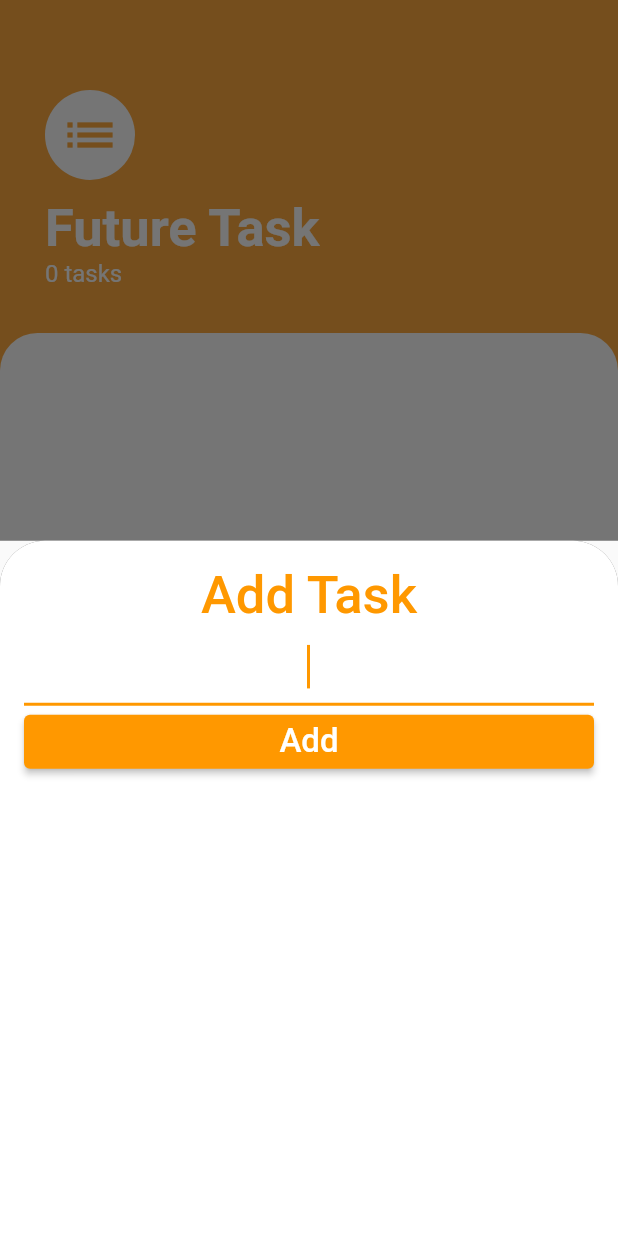
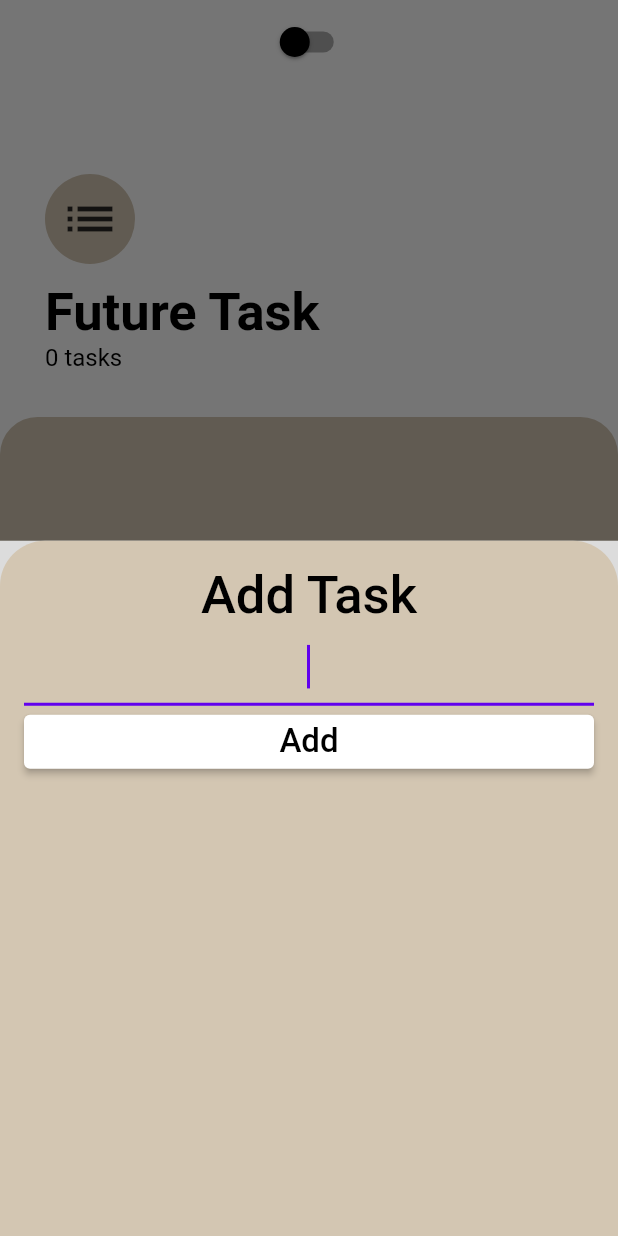
Before and after one commit to CPAD-Kishoreganj/future_task, a Flutter app: the screen it shows after launch, after a tap on the "add" icon, on a phone screen of 412 x 824 dp. Run offline on Flutter 3.47's test engine with Material 2 defaults, Android fonts, the light colour scheme and no system bars.

Commit message:
theme black and white

```diff
--- a/lib/main.dart
+++ b/lib/main.dart
@@ -1,4 +1,5 @@
 import 'package:flutter/material.dart';
+import 'package:future_task/providers/theme.dart';
 import '../providers/task_data.dart';
 import 'package:provider/provider.dart';
 import 'screens/task_screen.dart';
@@ -10,16 +11,27 @@ void main() {
 class MyApp extends StatelessWidget {
   @override
   Widget build(BuildContext context) {
-    return ChangeNotifierProvider(
-      create: (context) => TaskData(),
-      child: MaterialApp(
-        debugShowCheckedModeBanner: false,
-        title: 'Futute Task',
-        theme: ThemeData(
-          primarySwatch: Colors.orange,
+    return MultiProvider(
+      providers: [
+        ChangeNotifierProvider(
+          create: (context) => TaskData(),
         ),
-        home: TaskScreen(),
-      ),
+        ChangeNotifierProvider(
+          create: (context) => ThemeProvider(),
+          builder: (context, ch) {
+            final themeProvider = Provider.of<ThemeProvider>(context);
+
+            return MaterialApp(
+              debugShowCheckedModeBanner: false,
+              title: 'Futute Task',
+              themeMode: themeProvider.themeMode,
+              theme: MyThemes.lightTheme,
+              darkTheme: MyThemes.darkTheme,
+              home: TaskScreen(),
+            );
+          },
+        ),
+      ],
     );
   }
 }
--- /dev/null
+++ b/lib/providers/theme.dart
@@ -0,0 +1,48 @@
+import 'package:flutter/material.dart';
+import 'package:flutter/scheduler.dart';
+
+class ThemeProvider extends ChangeNotifier {
+  ThemeMode themeMode = ThemeMode.system;
+
+  bool get isDarkMode {
+    if (themeMode == ThemeMode.system) {
+      final brightness = SchedulerBinding.instance!.window.platformBrightness;
+      return brightness == Brightness.dark;
+    } else {
+      return themeMode == ThemeMode.dark;
+    }
+  }
+
+  void toggleTheme(bool isOn) {
+    themeMode = isOn ? ThemeMode.dark : ThemeMode.light;
+    notifyListeners();
+  }
+}
+
+class MyThemes {
+  static final darkTheme = ThemeData(
+    scaffoldBackgroundColor: Colors.grey.shade900,
+    primaryColor: Colors.black,
+    colorScheme: ColorScheme.dark(
+      secondary: Colors.grey,
+      onPrimary: Colors.grey,
+    ),
+    textTheme: TextTheme(
+      bodyMedium: TextStyle(color: Colors.white),
+    ),
+    iconTheme: IconThemeData(color: Colors.white),
+  );
+
+  static final lightTheme = ThemeData(
+    scaffoldBackgroundColor: Colors.white,
+    primaryColor: Colors.white,
+    colorScheme: ColorScheme.light(
+      secondary: Color.fromARGB(255, 211, 198, 178),
+      onPrimary: Color.fromARGB(255, 211, 198, 178),
+    ),
+    textTheme: TextTheme(
+      bodyMedium: TextStyle(color: Colors.black),
+    ),
+    iconTheme: IconThemeData(color: Colors.black, opacity: 0.8),
+  );
+}
--- a/lib/screens/task_screen.dart
+++ b/lib/screens/task_screen.dart
@@ -3,13 +3,20 @@ import 'package:provider/provider.dart';
 import '../widgets/add_new_task.dart';
 import '../widgets/tasks_list.dart';
 import '../providers/task_data.dart';
+import '../widgets/theme_switch.dart';
 
 class TaskScreen extends StatelessWidget {
   @override
   Widget build(BuildContext context) {
     final task = Provider.of<TaskData>(context, listen: false);
     return Scaffold(
-      backgroundColor: Colors.orangeAccent,
+      appBar: AppBar(
+        elevation: 0,
+        centerTitle: true,
+        backgroundColor: Theme.of(context).scaffoldBackgroundColor,
+        title: ChangeThemeButtonWidget(),
+      ),
+      backgroundColor: Theme.of(context).scaffoldBackgroundColor,
       body: SafeArea(
         child: Column(
           crossAxisAlignment: CrossAxisAlignment.start,
@@ -21,19 +28,19 @@ class TaskScreen extends StatelessWidget {
                 crossAxisAlignment: CrossAxisAlignment.start,
                 children: [
                   CircleAvatar(
-                    backgroundColor: Colors.white,
+                    backgroundColor: Theme.of(context).colorScheme.secondary,
                     radius: 30,
                     child: Icon(
                       Icons.list,
                       size: 40,
-                      color: Colors.orangeAccent,
+                      color: Theme.of(context).iconTheme.color,
                     ),
                   ),
                   SizedBox(height: 12),
                   Text(
                     "Future Task",
                     style: TextStyle(
-                      color: Colors.white,
+                      color: Theme.of(context).textTheme.bodyMedium!.color,
                       fontWeight: FontWeight.w600,
                       fontSize: 35,
                     ),
@@ -42,7 +49,7 @@ class TaskScreen extends StatelessWidget {
                     builder: (context, value, child) => Text(
                       "${task.taskCount} tasks",
                       style: TextStyle(
-                        color: Colors.white,
+                        color: Theme.of(context).textTheme.bodyMedium!.color,
                         fontSize: 16,
                       ),
                     ),
@@ -53,7 +60,7 @@ class TaskScreen extends StatelessWidget {
             Expanded(
               child: Container(
                 decoration: BoxDecoration(
-                  color: Colors.white,
+                  color: Theme.of(context).colorScheme.onPrimary,
                   borderRadius: BorderRadius.only(
                     topLeft: Radius.circular(25),
                     topRight: Radius.circular(25),
@@ -67,14 +74,17 @@ class TaskScreen extends StatelessWidget {
       ),
       floatingActionButtonLocation: FloatingActionButtonLocation.centerFloat,
       floatingActionButton: FloatingActionButton(
-        backgroundColor: Colors.orangeAccent,
+        backgroundColor: Theme.of(context).primaryColor,
         onPressed: () {
           showModalBottomSheet(
             context: context,
             builder: (context) => AddNewTask(),
           );
         },
-        child: Icon(Icons.add),
+        child: Icon(
+          Icons.add,
+          color: Theme.of(context).iconTheme.color,
+        ),
       ),
     );
   }
--- a/lib/widgets/add_new_task.dart
+++ b/lib/widgets/add_new_task.dart
@@ -7,16 +7,10 @@ class AddNewTask extends StatelessWidget {
   Widget build(BuildContext context) {
     String newTaskTitle = '';
     return Container(
-      decoration: BoxDecoration(
-        color: Colors.grey[600],
-        borderRadius: BorderRadius.only(
-          topLeft: Radius.circular(30),
-          topRight: Radius.circular(30),
-        ),
-      ),
+      color: Theme.of(context).focusColor,
       child: Container(
         decoration: BoxDecoration(
-          color: Colors.white,
+          color: Theme.of(context).colorScheme.onPrimary,
           borderRadius: BorderRadius.only(
             topLeft: Radius.circular(30),
             topRight: Radius.circular(30),
@@ -31,7 +25,7 @@ class AddNewTask extends StatelessWidget {
                 "Add Task",
                 textAlign: TextAlign.center,
                 style: TextStyle(
-                  color: Colors.orange,
+                  color: Theme.of(context).textTheme.bodyMedium?.color,
                   fontSize: 35,
                   fontWeight: FontWeight.w500,
                 ),
@@ -46,7 +40,7 @@ class AddNewTask extends StatelessWidget {
               ),
               ElevatedButton(
                 style: ElevatedButton.styleFrom(
-                  primary: Colors.orange,
+                  primary: Theme.of(context).primaryColor,
                 ),
                 onPressed: () {
                   final newtask = Provider.of<TaskData>(context, listen: false);
@@ -63,7 +57,7 @@ class AddNewTask extends StatelessWidget {
                 child: Text(
                   "Add",
                   style: TextStyle(
-                    color: Colors.white,
+                    color: Theme.of(context).textTheme.bodyMedium?.color,
                     fontSize: 22.0,
                     fontWeight: FontWeight.w500,
                   ),
--- a/lib/widgets/tasks_list.dart
+++ b/lib/widgets/tasks_list.dart
@@ -14,7 +14,7 @@ class TasksList extends StatelessWidget {
               child: Text(
               "No Task to do for Today!!",
               style: TextStyle(
-                color: Colors.red,
+                color: Theme.of(context).textTheme.bodyMedium!.color,
                 fontSize: 22,
                 fontWeight: FontWeight.w400,
               ),
--- a/lib/widgets/tasks_tile.dart
+++ b/lib/widgets/tasks_tile.dart
@@ -17,9 +17,11 @@ class TasksTile extends StatelessWidget {
     return ListTile(
       onLongPress: longPressCallback as Function(),
       leading: Icon(
-        Icons.work,
-        size: 20,
-        color: isChecked ? Colors.red : Colors.green,
+        isChecked ? Icons.done : Icons.cancel_outlined,
+        size: 30,
+        color: isChecked
+            ? Color.fromARGB(255, 255, 255, 255)
+            : Color.fromARGB(255, 255, 0, 0),
       ),
       title: Text(
         taskTitle.toUpperCase(),
@@ -32,7 +34,7 @@ class TasksTile extends StatelessWidget {
         ),
       ),
       trailing: Checkbox(
-        activeColor: Colors.purple,
+        activeColor: Colors.black,
         value: isChecked,
         onChanged: checkboxCallback as Function(void),
       ),
--- /dev/null
+++ b/lib/widgets/theme_switch.dart
@@ -0,0 +1,20 @@
+import 'package:flutter/material.dart';
+import 'package:future_task/providers/theme.dart';
+import 'package:provider/provider.dart';
+
+class ChangeThemeButtonWidget extends StatelessWidget {
+  @override
+  Widget build(BuildContext context) {
+    final themeProvider = Provider.of<ThemeProvider>(context);
+
+    return Switch.adaptive(
+      activeColor: Colors.amber,
+      inactiveThumbColor: Colors.black,
+      value: themeProvider.isDarkMode,
+      onChanged: (value) {
+        final provider = Provider.of<ThemeProvider>(context, listen: false);
+        provider.toggleTheme(value);
+      },
+    );
+  }
+}
```
